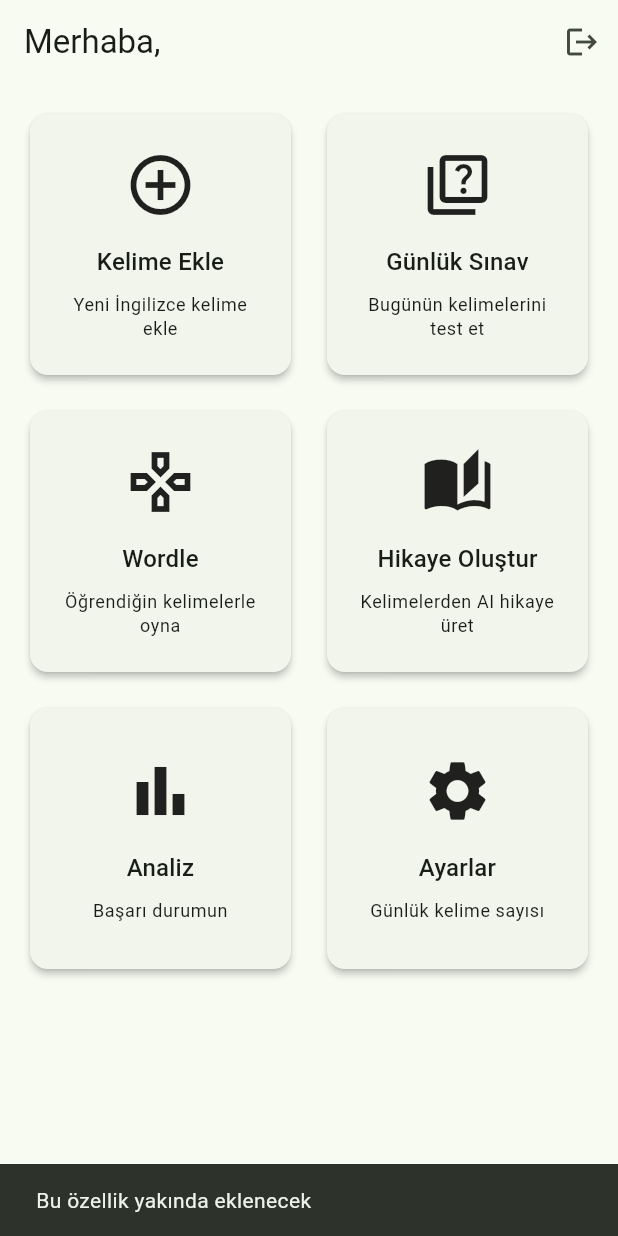
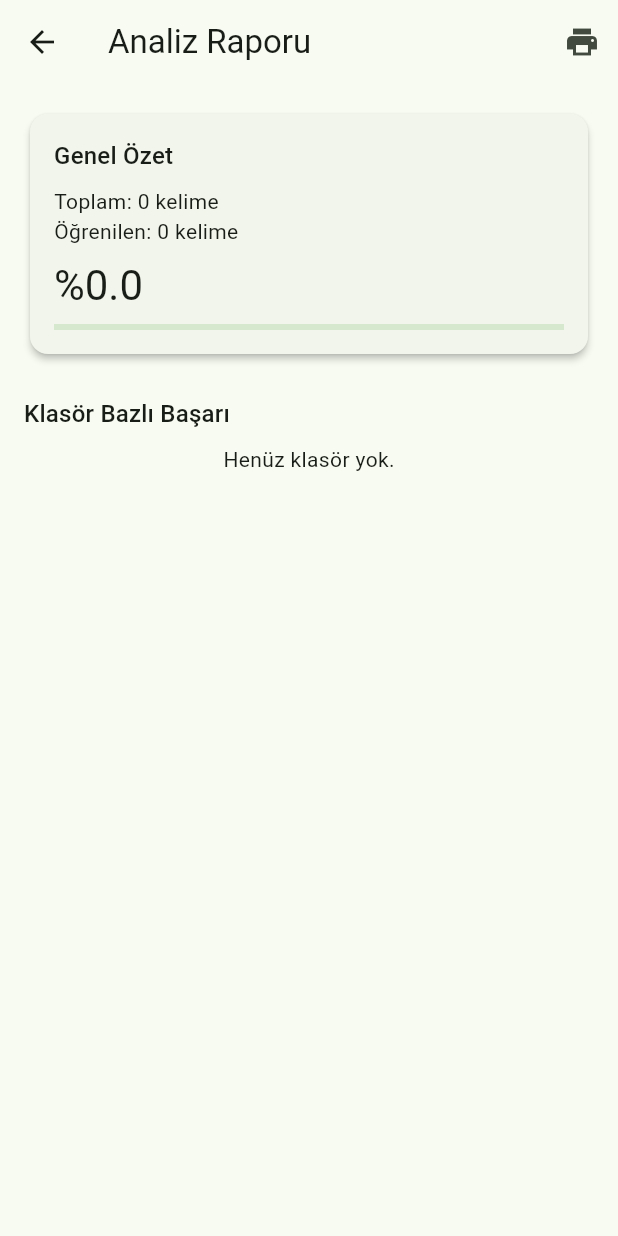
Before and after one commit to nijelouss/english_word_app, a Flutter app: the HomeScreen screen opened directly with empty values, after a tap on "Analiz", on a phone screen of 412 x 824 dp. Run offline on Flutter 3.47's test engine with Material 3 defaults, Android fonts, the phone set to English and light mode, and no system bars; our stand-ins replace flutter_dotenv, google_generative_ai, printing, sqflite; missing offline and left inert: gal; accounts and stored records are empty.

Commit message:
analiz sekmesi yapıldı

```diff
--- a/lib/database/database_helper.dart
+++ b/lib/database/database_helper.dart
@@ -525,6 +525,31 @@ class DatabaseHelper {
       return [];
     }
   }
+  // ─────────────────────────────────────────────
+  // ANALİZ
+  // ─────────────────────────────────────────────
+
+   Future<List<Map<String, dynamic>>> getFolderStats(int userId) async {
+    try {
+    final db = await instance.database;
+    return await db.rawQuery(
+    '''
+    SELECT
+      f.FolderName,
+      COUNT(w.WordID)                                    AS TotalWords,
+      SUM(CASE WHEN w.IsLearned = 1 THEN 1 ELSE 0 END)  AS LearnedWords
+    FROM Folders f
+    LEFT JOIN Words w ON w.FolderID = f.FolderID
+    WHERE f.UserID = ?
+    GROUP BY f.FolderID, f.FolderName
+    ORDER BY f.FolderName ASC
+    ''',
+    [userId],
+    );
+  } catch (_) {
+    return [];
+  }
+  }
 
   Future<bool> insertStory(Story story) async {
     try {
--- /dev/null
+++ b/lib/screens/analysis/analysis_screen.dart
@@ -0,0 +1,181 @@
+import 'package:flutter/material.dart';
+import 'package:english_word_app/database/database_helper.dart';
+import 'package:pdf/widgets.dart' as pw;
+import 'package:printing/printing.dart';
+
+class AnalysisScreen extends StatefulWidget {
+ final int userId;
+ const AnalysisScreen({super.key, required this.userId});
+
+ @override
+    State<AnalysisScreen> createState() => _AnalysisScreenState();
+  }
+  class _AnalysisScreenState extends State<AnalysisScreen> {
+
+    List<Map<String, dynamic>> _folderStats = [];
+    bool _isLoading = true;
+
+     @override
+    void initState() {
+      super.initState();
+      _loadStats();
+      }
+      Future<void> _loadStats() async {
+    final stats = await DatabaseHelper.instance.getFolderStats(widget.userId);
+    if (!mounted) return;
+    setState(() {
+      _folderStats = stats;
+      _isLoading = false;
+    });
+  }
+  Future<void> _generatePdf() async {
+    final font = await PdfGoogleFonts.notoSansRegular();
+    final boldFont = await PdfGoogleFonts.notoSansBold();
+    final theme = pw.ThemeData.withFont(base: font, bold: boldFont);
+
+    final totalWords = _folderStats.fold<int>(0, (sum, s) => sum + (s['TotalWords'] as int? ?? 0));
+    final learnedWords = _folderStats.fold<int>(0, (sum, s) => sum + (s['LearnedWords'] as int? ?? 0));
+    final percent = totalWords == 0 ? 0.0 : learnedWords / totalWords * 100;
+
+    final doc = pw.Document();
+    doc.addPage(
+      pw.MultiPage(
+        theme: theme,
+        build: (ctx) => [
+          pw.Text('Analiz Raporu', style: pw.TextStyle(font: boldFont, fontSize: 24)),
+          pw.SizedBox(height: 16),
+          pw.Text('Genel Özet', style: pw.TextStyle(font: boldFont, fontSize: 16)),
+          pw.SizedBox(height: 8),
+          pw.Text('Toplam kelime: $totalWords'),
+          pw.Text('Öğrenilen kelime: $learnedWords'),
+          pw.Text('Genel başarı: %${percent.toStringAsFixed(1)}'),
+          pw.SizedBox(height: 24),
+          pw.Text('Klasör Bazlı Başarı', style: pw.TextStyle(font: boldFont, fontSize: 16)),
+          pw.SizedBox(height: 8),
+          pw.Table(
+            border: pw.TableBorder.all(),
+            children: [
+              pw.TableRow(children: [
+                _pdfCell('Klasör', boldFont),
+                _pdfCell('Toplam', boldFont),
+                _pdfCell('Öğrenilen', boldFont),
+                _pdfCell('Başarı', boldFont),
+              ]),
+              ..._folderStats.map((stat) {
+                final name = stat['FolderName'] as String;
+                final total = stat['TotalWords'] as int? ?? 0;
+                final learned = stat['LearnedWords'] as int? ?? 0;
+                final fp = total == 0 ? 0.0 : learned / total * 100;
+                return pw.TableRow(children: [
+                  _pdfCell(name, font),
+                  _pdfCell('$total', font),
+                  _pdfCell('$learned', font),
+                  _pdfCell('%${fp.toStringAsFixed(1)}', font),
+                ]);
+              }),
+            ],
+          ),
+        ],
+      ),
+    );
+
+    await Printing.layoutPdf(onLayout: (_) => doc.save());
+  }
+
+  pw.Widget _pdfCell(String text, pw.Font font) {
+    return pw.Padding(
+      padding: const pw.EdgeInsets.all(6),
+      child: pw.Text(text, style: pw.TextStyle(font: font)),
+    );
+  }
+
+  @override
+  Widget build(BuildContext context) {
+  final totalWords = _folderStats.fold<int>(0, (sum, s) => sum + (s['TotalWords'] as int? ?? 0));
+  final learnedWords = _folderStats.fold<int>(0, (sum, s) => sum + (s['LearnedWords'] as int? ?? 0));
+  final percent = totalWords == 0 ? 0.0 : learnedWords / totalWords * 100;
+    return Scaffold(
+      appBar: AppBar(
+        title: const Text('Analiz Raporu'),
+        actions: [
+          IconButton(
+            icon: const Icon(Icons.print),
+            onPressed: _isLoading ? null : _generatePdf,
+          ),
+        ],
+      ),
+      body: _isLoading
+          ? const Center(child: CircularProgressIndicator())
+          :SingleChildScrollView(
+    padding: const EdgeInsets.all(16),
+    child: Column(
+      crossAxisAlignment: CrossAxisAlignment.stretch,
+      children: [
+        Card(
+          child: Padding(
+            padding: const EdgeInsets.all(16),
+            child: Column(
+              crossAxisAlignment: CrossAxisAlignment.start,
+              children: [
+                Text('Genel Özet', style: Theme.of(context).textTheme.titleMedium),
+                const SizedBox(height: 8),
+                Text('Toplam: $totalWords kelime', style: Theme.of(context).textTheme.bodyMedium),
+                Text('Öğrenilen: $learnedWords kelime', style: Theme.of(context).textTheme.bodyMedium),
+                const SizedBox(height: 8),
+                Text('%${percent.toStringAsFixed(1)}', style: Theme.of(context).textTheme.headlineMedium),
+                const SizedBox(height: 8),
+                LinearProgressIndicator(value: percent / 100),
+              ],
+            ),
+          ),
+        ),
+        const SizedBox(height: 24),
+        Text('Klasör Bazlı Başarı', style: Theme.of(context).textTheme.titleMedium),
+        const SizedBox(height: 8),
+        if (_folderStats.isEmpty)
+          const Center(child: Text('Henüz klasör yok.'))
+        else
+          ..._folderStats.map((stat) {
+            final name = stat['FolderName'] as String;
+            final total = stat['TotalWords'] as int? ?? 0;
+            final learned = stat['LearnedWords'] as int? ?? 0;
+            final folderPercent = total == 0 ? 0.0 : learned / total * 100;
+            final cs = Theme.of(context).colorScheme;
+
+            return Card(
+              child: Padding(
+                padding: const EdgeInsets.all(16),
+                child: Column(
+                  crossAxisAlignment: CrossAxisAlignment.start,
+                  children: [
+                    Row(
+                      mainAxisAlignment: MainAxisAlignment.spaceBetween,
+                      children: [
+                        Text(name, style: Theme.of(context).textTheme.titleMedium),
+                        Text(
+                          '%${folderPercent.toStringAsFixed(1)}',
+                          style: Theme.of(context).textTheme.bodyMedium,
+                        ),
+                      ],
+                    ),
+                    const SizedBox(height: 4),
+                    Text(
+                      '$learned / $total kelime öğrenildi',
+                      style: Theme.of(context).textTheme.bodySmall,
+                    ),
+                    const SizedBox(height: 8),
+                    LinearProgressIndicator(
+                      value: folderPercent / 100,
+                      color: folderPercent >= 70 ? cs.primary : cs.error,
+                    ),
+                  ],
+                ),
+              ),
+            );
+          }),
+      ],
+    ),
+  )
+    );
+  }
+  }
--- a/lib/screens/home/home_screen.dart
+++ b/lib/screens/home/home_screen.dart
@@ -5,6 +5,7 @@ import 'package:english_word_app/screens/word/add_word_screen.dart';
 import 'package:english_word_app/screens/settings/settings_screen.dart';
 import 'package:english_word_app/screens/quiz/quiz_screen.dart';
 import 'package:english_word_app/screens/wordle/wordle_screen.dart';
+import 'package:english_word_app/screens/analysis/analysis_screen.dart';
 
 class HomeScreen extends StatefulWidget {
   final int userId;
@@ -21,12 +22,6 @@ class HomeScreen extends StatefulWidget {
 }
 
 class _HomeScreenState extends State<HomeScreen> {
-
-  void _showComingSoon() {
-    ScaffoldMessenger.of(context).showSnackBar(
-      const SnackBar(content: Text('Bu özellik yakında eklenecek')),
-    );
-  }
 
   void _logout() {
     Navigator.pushAndRemoveUntil(
@@ -115,7 +110,14 @@ class _HomeScreenState extends State<HomeScreen> {
               icon: Icons.bar_chart,
               title: 'Analiz',
               description: 'Başarı durumun',
-              onTap: _showComingSoon,
+              onTap: () {
+                Navigator.push(
+                  context,
+                  MaterialPageRoute(
+                    builder: (_) => AnalysisScreen(userId: widget.userId),
+                  ),
+                );
+              },
             ),
             _buildMenuCard(
               icon: Icons.settings,
--- a/lib/screens/word/add_word_screen.dart
+++ b/lib/screens/word/add_word_screen.dart
@@ -33,8 +33,6 @@ class _AddWordScreenState extends State<AddWordScreen> {
     final engSampleText = _engSampleController.text.trim();
     final turSampleText = _turSampleController.text.trim();
 
-    // TODO: Backend'de Picture parametresi eklenince DB'ye gönderilecek
-    // final picturePath = _picturePathController.text.trim();
 
     if (engText.isEmpty || turText.isEmpty) {
       ScaffoldMessenger.of(context).showSnackBar(
--- a/lib/screens/wordle/wordle_screen.dart
+++ b/lib/screens/wordle/wordle_screen.dart
@@ -127,7 +127,7 @@ class _WordleScreenState extends State<WordleScreen> {
       case LetterMatch.present:
         return cs.tertiary;
       case LetterMatch.absent:
-        return cs.surfaceVariant;
+        return cs.surfaceContainerHighest;
     }
   }
 
--- a/pubspec.yaml
+++ b/pubspec.yaml
@@ -40,6 +40,8 @@ dependencies:
   http: ^1.2.2
   gal: ^2.3.0
   permission_handler: ^11.3.1
+  pdf: ^3.11.0
+  printing: ^5.13.0
 
 dev_dependencies:
   flutter_test:
```
Also changed, not shown: pubspec.lock, 5 other files.
